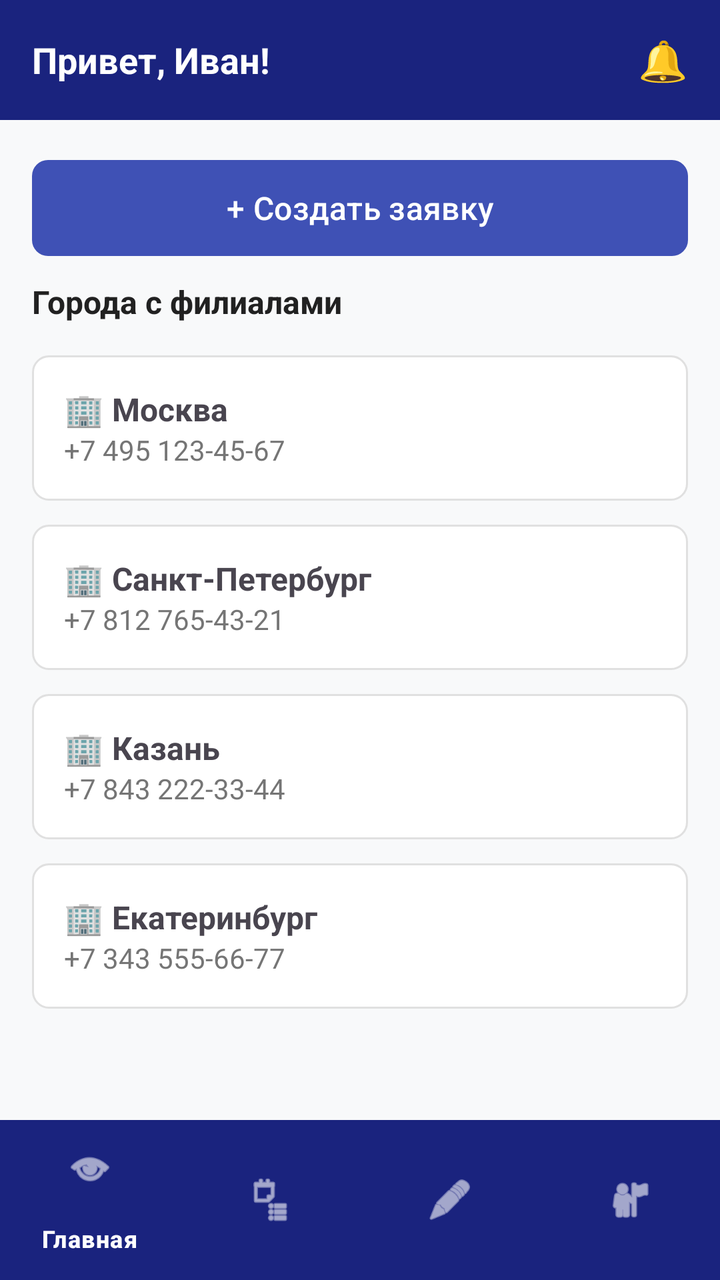
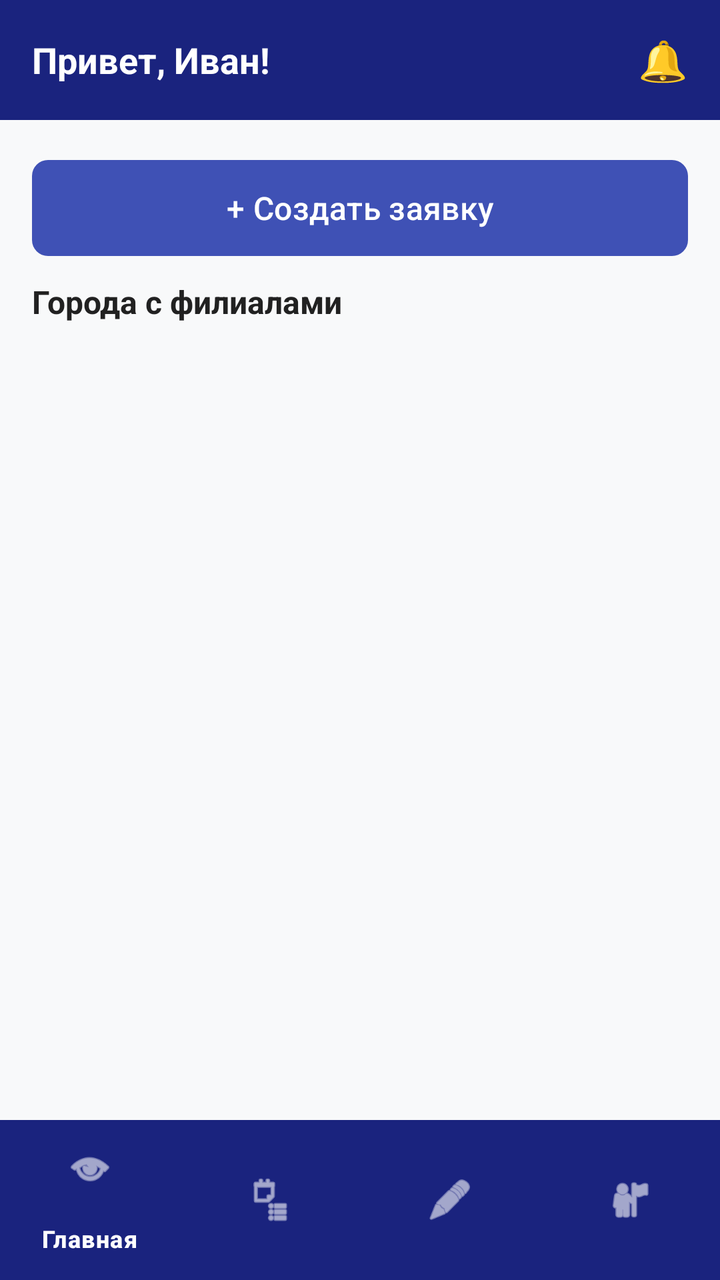

Screens rendered from an Android XML layout before and after an edit, with the pre-edit source and the edit as a unified diff.
<!-- AndroidManifest.xml: application theme Theme.Gruz -->
<!-- res/layout/activity_home.xml -->
<?xml version="1.0" encoding="utf-8"?>
<androidx.constraintlayout.widget.ConstraintLayout xmlns:android="http://schemas.android.com/apk/res/android"
    android:layout_width="match_parent"
    android:layout_height="match_parent"
    xmlns:app="http://schemas.android.com/apk/res-auto"
    android:background="#F8F9FA">
    <LinearLayout
        android:id="@+id/header"
        android:layout_width="match_parent"
        android:layout_height="60dp"
        android:background="#1A237E"
        android:gravity="center_vertical"
        android:paddingHorizontal="16dp"
        app:layout_constraintTop_toTopOf="parent">

        <TextView
            android:id="@+id/tvHello"
            android:layout_width="0dp"
            android:layout_height="wrap_content"
            android:layout_weight="1"
            android:text="Привет, Иван!"
            android:textColor="#FFFFFF"
            android:textSize="18sp"
            android:textStyle="bold"/>

        
        <TextView
            android:id="@+id/btnNotifications"
            android:layout_width="wrap_content"
            android:layout_height="wrap_content"
            android:text="🔔"
            android:textSize="20sp"/>
    </LinearLayout>

    
    <com.google.android.material.button.MaterialButton
        android:id="@+id/btnCreateOrder"
        android:layout_width="match_parent"
        android:layout_height="56dp"
        android:layout_margin="16dp"
        android:text="+ Создать заявку"
        android:textAllCaps="false"
        android:textSize="16sp"
        app:backgroundTint="#3F51B5"
        app:cornerRadius="8dp"
        app:layout_constraintTop_toBottomOf="@id/header"/>

    <TextView
        android:id="@+id/tvCitiesTitle"
        android:layout_width="match_parent"
        android:layout_height="wrap_content"
        android:layout_marginStart="16dp"
        android:layout_marginTop="8dp"
        android:text="Города с филиалами"
        android:textColor="#212121"
        android:textSize="16sp"
        android:textStyle="bold"
        app:layout_constraintTop_toBottomOf="@id/btnCreateOrder"/>

    
    <ScrollView
        android:layout_width="match_parent"
        android:layout_height="0dp"
        android:layout_marginBottom="56dp"
        app:layout_constraintBottom_toBottomOf="parent"
        app:layout_constraintTop_toBottomOf="@id/tvCitiesTitle">

        <LinearLayout
            android:layout_width="match_parent"
            android:layout_height="wrap_content"
            android:orientation="vertical"
            android:padding="16dp">

            
            <LinearLayout
                android:layout_width="match_parent"
                android:layout_height="wrap_content"
                android:background="@drawable/bg_edittext"
                android:padding="16dp"
                android:layout_marginBottom="12dp"
                android:orientation="vertical">
                <TextView android:layout_width="wrap_content" android:layout_height="wrap_content" android:text="🏢 Москва" android:textStyle="bold" android:textSize="16sp"/>
                <TextView android:layout_width="wrap_content" android:layout_height="wrap_content" android:text="+7 495 123-45-67" android:textColor="#757575"/>
            </LinearLayout>

            
            <LinearLayout
                android:layout_width="match_parent"
                android:layout_height="wrap_content"
                android:background="@drawable/bg_edittext"
                android:padding="16dp"
                android:layout_marginBottom="12dp"
                android:orientation="vertical">
                <TextView android:layout_width="wrap_content" android:layout_height="wrap_content" android:text="🏢 Санкт-Петербург" android:textStyle="bold" android:textSize="16sp"/>
                <TextView android:layout_width="wrap_content" android:layout_height="wrap_content" android:text="+7 812 765-43-21" android:textColor="#757575"/>
            </LinearLayout>

            
            <LinearLayout
                android:layout_width="match_parent"
                android:layout_height="wrap_content"
                android:background="@drawable/bg_edittext"
                android:padding="16dp"
                android:layout_marginBottom="12dp"
                android:orientation="vertical">
                <TextView android:layout_width="wrap_content" android:layout_height="wrap_content" android:text="🏢 Казань" android:textStyle="bold" android:textSize="16sp"/>
                <TextView android:layout_width="wrap_content" android:layout_height="wrap_content" android:text="+7 843 222-33-44" android:textColor="#757575"/>
            </LinearLayout>

            
            <LinearLayout
                android:layout_width="match_parent"
                android:layout_height="wrap_content"
                android:background="@drawable/bg_edittext"
                android:padding="16dp"
                android:layout_marginBottom="12dp"
                android:orientation="vertical">
                <TextView android:layout_width="wrap_content" android:layout_height="wrap_content" android:text="🏢 Екатеринбург" android:textStyle="bold" android:textSize="16sp"/>
                <TextView android:layout_width="wrap_content" android:layout_height="wrap_content" android:text="+7 343 555-66-77" android:textColor="#757575"/>
            </LinearLayout>

        </LinearLayout>
    </ScrollView>

    
    <com.google.android.material.bottomnavigation.BottomNavigationView
        android:id="@+id/bottomNav"
        android:layout_width="match_parent"
        android:layout_height="wrap_content"
        android:background="#1A237E"
        app:itemIconTint="#FFFFFF"
        app:itemTextColor="#FFFFFF"
        app:menu="@menu/bottom_menu"
        app:layout_constraintBottom_toBottomOf="parent"/>
</androidx.constraintlayout.widget.ConstraintLayout>
<!-- resources referenced by this layout -->
<resources>
  <!-- drawable bg_edittext (drawable) -->
  <?xml version="1.0" encoding="utf-8"?>
  <shape xmlns:android="http://schemas.android.com/apk/res/android">
      <solid android:color="#FFFFFF" />
      <stroke android:width="1dp" android:color="#E0E0E0" />
      <corners android:radius="8dp" />
  </shape>
  <style name="Theme.Gruz" parent="Base.Theme.Gruz" />
  <style name="Base.Theme.Gruz" parent="Theme.Material3.DayNight.NoActionBar">
          
          
      </style>
</resources>

<!-- the commit's change to res/layout/activity_home.xml (unified diff, before → after) -->
@@ -12,7 +12,6 @@
         android:gravity="center_vertical"
         android:paddingHorizontal="16dp"
         app:layout_constraintTop_toTopOf="parent">
-
         <TextView
             android:id="@+id/tvHello"
             android:layout_width="0dp"
@@ -22,8 +21,6 @@
             android:textColor="#FFFFFF"
             android:textSize="18sp"
             android:textStyle="bold"/>
-
-        
         <TextView
             android:id="@+id/btnNotifications"
             android:layout_width="wrap_content"
@@ -31,8 +28,6 @@
             android:text="🔔"
             android:textSize="20sp"/>
     </LinearLayout>
-
-    
     <com.google.android.material.button.MaterialButton
         android:id="@+id/btnCreateOrder"
         android:layout_width="match_parent"
@@ -44,7 +39,6 @@
         app:backgroundTint="#3F51B5"
         app:cornerRadius="8dp"
         app:layout_constraintTop_toBottomOf="@id/header"/>
-
     <TextView
         android:id="@+id/tvCitiesTitle"
         android:layout_width="match_parent"
@@ -56,73 +50,22 @@
         android:textSize="16sp"
         android:textStyle="bold"
         app:layout_constraintTop_toBottomOf="@id/btnCreateOrder"/>
-
-    
     <ScrollView
         android:layout_width="match_parent"
         android:layout_height="0dp"
         android:layout_marginBottom="56dp"
         app:layout_constraintBottom_toBottomOf="parent"
         app:layout_constraintTop_toBottomOf="@id/tvCitiesTitle">
-
-        <LinearLayout
+        <androidx.recyclerview.widget.RecyclerView
+            android:id="@+id/recyclerViewCities"
             android:layout_width="match_parent"
-            android:layout_height="wrap_content"
-            android:orientation="vertical"
-            android:padding="16dp">
-
-            
-            <LinearLayout
-                android:layout_width="match_parent"
-                android:layout_height="wrap_content"
-                android:background="@drawable/bg_edittext"
-                android:padding="16dp"
-                android:layout_marginBottom="12dp"
-                android:orientation="vertical">
-                <TextView android:layout_width="wrap_content" android:layout_height="wrap_content" android:text="🏢 Москва" android:textStyle="bold" android:textSize="16sp"/>
-                <TextView android:layout_width="wrap_content" android:layout_height="wrap_content" android:text="+7 495 123-45-67" android:textColor="#757575"/>
-            </LinearLayout>
-
-            
-            <LinearLayout
-                android:layout_width="match_parent"
-                android:layout_height="wrap_content"
-                android:background="@drawable/bg_edittext"
-                android:padding="16dp"
-                android:layout_marginBottom="12dp"
-                android:orientation="vertical">
-                <TextView android:layout_width="wrap_content" android:layout_height="wrap_content" android:text="🏢 Санкт-Петербург" android:textStyle="bold" android:textSize="16sp"/>
-                <TextView android:layout_width="wrap_content" android:layout_height="wrap_content" android:text="+7 812 765-43-21" android:textColor="#757575"/>
-            </LinearLayout>
-
-            
-            <LinearLayout
-                android:layout_width="match_parent"
-                android:layout_height="wrap_content"
-                android:background="@drawable/bg_edittext"
-                android:padding="16dp"
-                android:layout_marginBottom="12dp"
-                android:orientation="vertical">
-                <TextView android:layout_width="wrap_content" android:layout_height="wrap_content" android:text="🏢 Казань" android:textStyle="bold" android:textSize="16sp"/>
-                <TextView android:layout_width="wrap_content" android:layout_height="wrap_content" android:text="+7 843 222-33-44" android:textColor="#757575"/>
-            </LinearLayout>
-
-            
-            <LinearLayout
-                android:layout_width="match_parent"
-                android:layout_height="wrap_content"
-                android:background="@drawable/bg_edittext"
-                android:padding="16dp"
-                android:layout_marginBottom="12dp"
-                android:orientation="vertical">
-                <TextView android:layout_width="wrap_content" android:layout_height="wrap_content" android:text="🏢 Екатеринбург" android:textStyle="bold" android:textSize="16sp"/>
-                <TextView android:layout_width="wrap_content" android:layout_height="wrap_content" android:text="+7 343 555-66-77" android:textColor="#757575"/>
-            </LinearLayout>
-
-        </LinearLayout>
+            android:layout_height="0dp"
+            android:layout_marginBottom="56dp"
+            android:padding="16dp"
+            android:clipToPadding="false"
+            app:layout_constraintBottom_toBottomOf="parent"
+            app:layout_constraintTop_toBottomOf="@id/tvCitiesTitle"/>
     </ScrollView>
-
-    
     <com.google.android.material.bottomnavigation.BottomNavigationView
         android:id="@+id/bottomNav"
         android:layout_width="match_parent"
<!-- resource entries referenced after the edit -->
@@ -1,12 +1,5 @@
 <!-- resources referenced by this layout -->
 <resources>
-  <!-- drawable bg_edittext (drawable) -->
-  <?xml version="1.0" encoding="utf-8"?>
-  <shape xmlns:android="http://schemas.android.com/apk/res/android">
-      <solid android:color="#FFFFFF" />
-      <stroke android:width="1dp" android:color="#E0E0E0" />
-      <corners android:radius="8dp" />
-  </shape>
   <style name="Theme.Gruz" parent="Base.Theme.Gruz" />
   <style name="Base.Theme.Gruz" parent="Theme.Material3.DayNight.NoActionBar">
           
